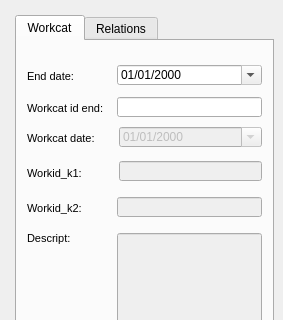
Old version of the form ui/workcat_end.ui in the repository Giswater/giswater_qgis_plugin; both pictures show x 0 to 283 and y 0 to 320 of the 283 by 505 pixel window.
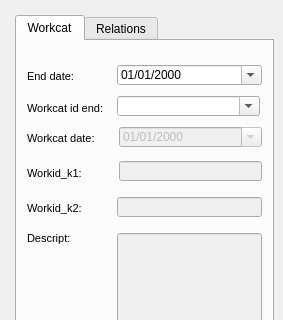
New version of the form. Icons and pictures are not drawn.

Patch:
```diff
--- a/ui/workcat_end.ui
+++ b/ui/workcat_end.ui
@@ -105,7 +105,7 @@
       </rect>
      </property>
      <property name="readOnly">
-      <bool>true</bool>
+      <bool>false</bool>
      </property>
      <property name="displayFormat">
       <string>dd/MM/yyyy</string>
@@ -114,22 +114,6 @@
       <bool>true</bool>
      </property>
     </widget>
-    <widget class="QLineEdit" name="workcat_id_end">
-     <property name="geometry">
-      <rect>
-       <x>100</x>
-       <y>56</y>
-       <width>145</width>
-       <height>20</height>
-      </rect>
-     </property>
-     <property name="text">
-      <string/>
-     </property>
-     <property name="readOnly">
-      <bool>false</bool>
-     </property>
-    </widget>
     <widget class="QLabel" name="label_link">
      <property name="geometry">
       <rect>
@@ -338,6 +322,19 @@
       <bool>true</bool>
      </property>
     </widget>
+    <widget class="QComboBox" name="workcat_id_end">
+     <property name="geometry">
+      <rect>
+       <x>100</x>
+       <y>55</y>
+       <width>143</width>
+       <height>20</height>
+      </rect>
+     </property>
+     <property name="editable">
+      <bool>true</bool>
+     </property>
+    </widget>
    </widget>
    <widget class="QWidget" name="tab_2">
     <attribute name="title">
```
Left out of the diff: 2 changed lines with no effect on the pictures.
